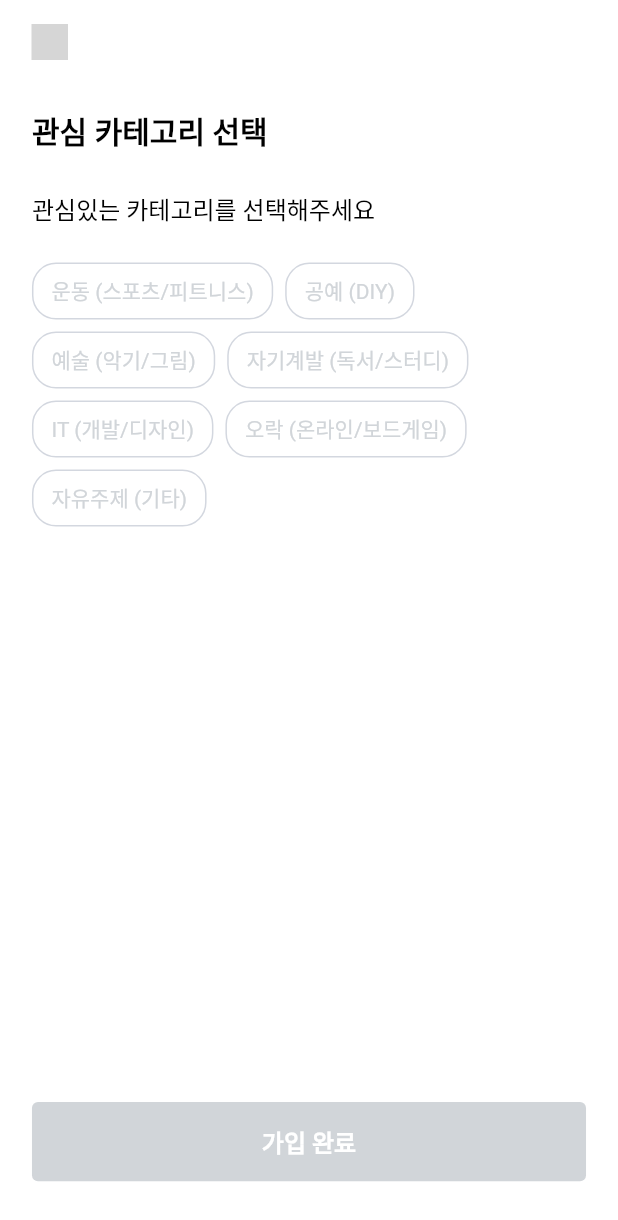
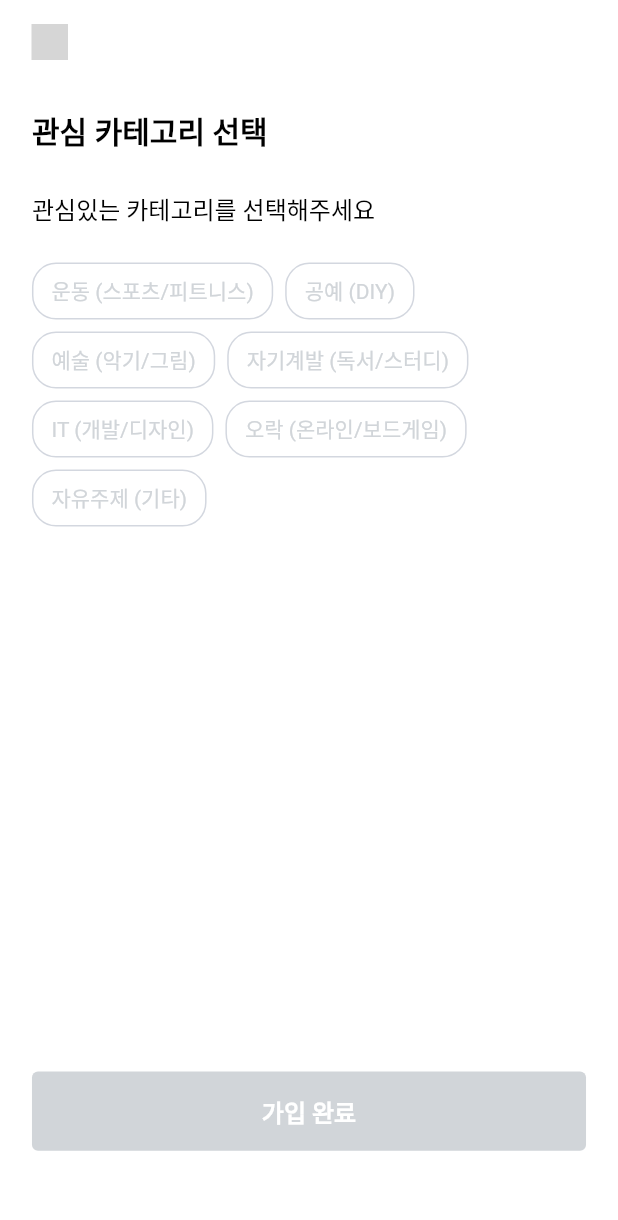
Before and after one commit to LiiNen/LiiNen-Flutter-Source, a Flutter app: the CategorySetupView screen opened directly, on a phone screen of 412 x 824 dp. Shown: the top 1220 px of the screen. Run offline on Flutter 3.47's test engine with Material 2 defaults, Android fonts, the phone set to English and light mode, and no system bars; our stand-ins replace flutter_svg, flutter_swiper, fluttertoast, google_mobile_ads, image_picker, shared_preferences; accounts and stored records are empty; Roboto replaces fonts that are missing (AppleSDGothicNeo); grey boxes are pictures that could not be loaded.

```diff
--- a/lib/containerCollection.dart
+++ b/lib/containerCollection.dart
@@ -7,14 +7,15 @@ import 'functionCollection.dart';
 class TitleContainer extends StatelessWidget {
   final String title;
   final double size;
+  final bool margin;
 
-  TitleContainer({required this.title, this.size=16.0});
+  TitleContainer({required this.title, this.size=16.0, this.margin=true});
   @override
   Widget build(BuildContext context) {
     return Container(
       margin: EdgeInsets.symmetric(vertical: 16 * responsiveScale),
       child: Center(child: Container(
-        margin: EdgeInsets.symmetric(horizontal: 21 * responsiveScale),
+        margin: EdgeInsets.symmetric(horizontal: margin ? 21 * responsiveScale : 0),
         width: MediaQuery.of(context).size.width,
         child: Text(title, style: textStyle(weight: 700, size: size), textAlign: TextAlign.left,)
       ))
@@ -99,3 +100,17 @@ class LineDivider extends StatelessWidget {
     );
   }
 }
+
+categoryItem(String title, bool condition) {
+  return Container(
+    decoration: BoxDecoration(
+      borderRadius: BorderRadius.all(Radius.circular(16)),
+      border: Border.all(color: condition ? selectedBorderColor() : unselectedBorderColor()),
+      color: condition ? selectedFillColor() : unselectedFillColor()
+    ),
+    child: Container(
+      margin: EdgeInsets.symmetric(vertical: 7.5, horizontal: 12),
+      child: Text(title, style: textStyle(color: condition ? selectedTextColor() : unselectedTextColor(), weight: 400, size: 14.0),)
+    )
+  );
+}
--- a/lib/loginView/categorySetupView.dart
+++ b/lib/loginView/categorySetupView.dart
@@ -41,7 +41,7 @@ class _CategorySetupView extends State<CategorySetupView> {
               ]
             ),
             Positioned(
-              bottom: 36 * responsiveScale,
+              bottom: 56 * responsiveScale,
               child: GestureDetector(
                 child: Container(
                   width: MediaQuery.of(context).size.width - 42 * responsiveScale,
@@ -68,17 +68,7 @@ class _CategorySetupView extends State<CategorySetupView> {
         _selectedList[_titleList.indexOf(title)] = !_selected;
         _selectedLeast = _selectedList.indexOf(true) != -1 ? true : false;
       })},
-      child: Container(
-        decoration: BoxDecoration(
-          borderRadius: BorderRadius.all(Radius.circular(16)),
-          border: Border.all(color: _selected ? Color(0xff0958c5) : Color(0xffd3d7df), width: 1),
-          color: _selected ? Color(0xff0958c5) : Color(0xffffffff),
-        ),
-        child: Container(
-          margin: EdgeInsets.symmetric(vertical: 7.5, horizontal: 12),
-          child: Text(title, style: textStyle(color: _selected ? Color(0xffffffff) : Color(0xffd1d5d9), weight: 400, size: 14.0),)
-        )
-      )
+      child: categoryItem(title, _selected)
     );
   }
 
--- a/lib/navView/homeView/homeView.dart
+++ b/lib/navView/homeView/homeView.dart
@@ -3,6 +3,7 @@ import 'package:flutter_svg/svg.dart';
 
 import 'package:my_flutter_source/main.dart';
 import 'package:my_flutter_source/containerCollection.dart';
+import 'clubCreationView/clubCreationView.dart';
 import 'homeBannerContainer.dart';
 import 'clubSuggestionContainer.dart';
 import 'feedSuggestionContainer.dart';
@@ -39,7 +40,7 @@ class _HomeView extends State<HomeView> {
       floatingActionButton: Container(
         width: 48, height: 48,
         child: FloatingActionButton(
-          onPressed: () => {},
+          onPressed: () => {Navigator.push(context, MaterialPageRoute(builder: (context) => ClubCreationView()))},
           backgroundColor: Color(0xff0958c5),
           child: SvgPicture.asset('asset/image/icoPlus.svg', width: 20, height: 20),
         )
```
Also changed, not shown: lib/functionCollection.dart (+7 -0 lines), lib/navView/homeView/clubCreationView/clubCreationView.dart (added, +76 -0 lines).
